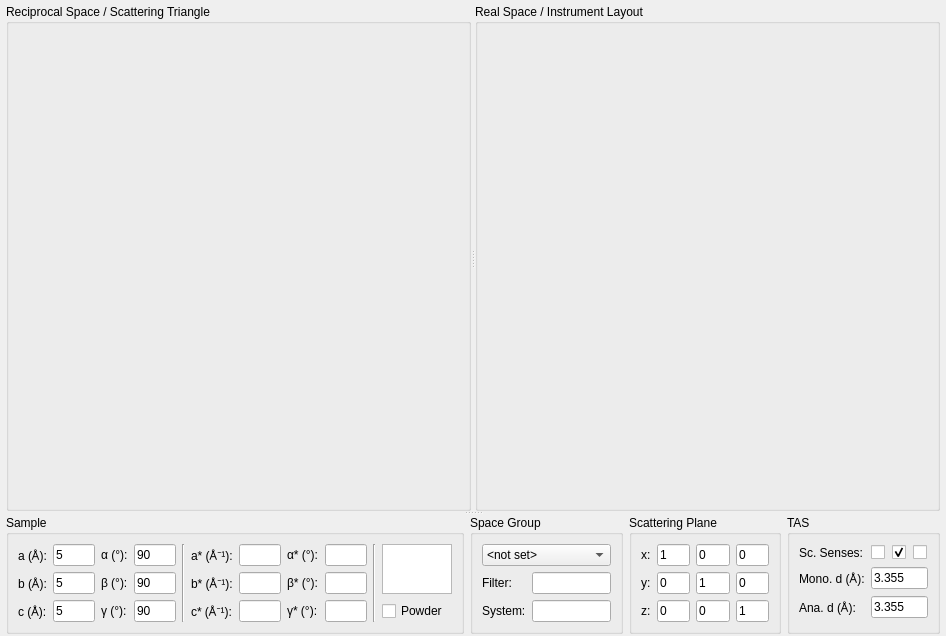
Above: ui/taz.ui from tweber-ill/frm_mirror-takin1 before the change. Below: the same form after it.
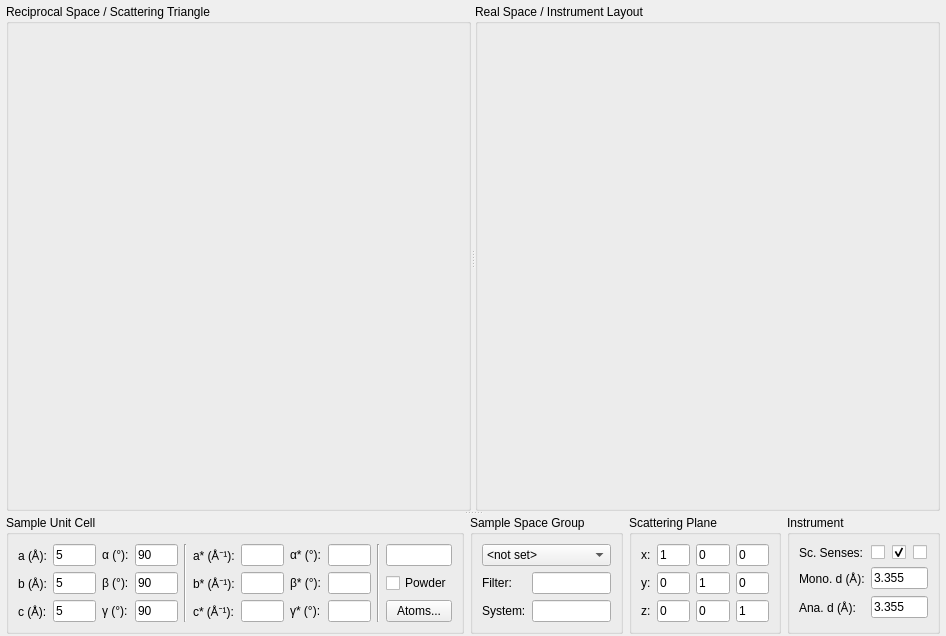
That is the form after the change.

Commit message: started with atom positions dialog

The edit to the form file:
```diff
--- a/ui/taz.ui
+++ b/ui/taz.ui
@@ -244,7 +244,7 @@
            </sizepolicy>
           </property>
           <property name="title">
-           <string>Sample</string>
+           <string>Sample Unit Cell</string>
           </property>
           <layout class="QGridLayout" name="gridLayout_4">
            <property name="bottomMargin">
@@ -422,19 +422,6 @@
              </property>
             </widget>
            </item>
-           <item row="0" column="12" rowspan="2">
-            <widget class="QPlainTextEdit" name="editDescr">
-             <property name="sizePolicy">
-              <sizepolicy hsizetype="Expanding" vsizetype="Ignored">
-               <horstretch>1</horstretch>
-               <verstretch>0</verstretch>
-              </sizepolicy>
-             </property>
-             <property name="horizontalScrollBarPolicy">
-              <enum>Qt::ScrollBarAlwaysOff</enum>
-             </property>
-            </widget>
-           </item>
            <item row="0" column="11" rowspan="3">
             <widget class="Line" name="line_2">
              <property name="orientation">
@@ -442,13 +429,42 @@
              </property>
             </widget>
            </item>
-           <item row="2" column="12">
+           <item row="0" column="12">
+            <widget class="QLineEdit" name="editDescr">
+             <property name="sizePolicy">
+              <sizepolicy hsizetype="Ignored" vsizetype="Fixed">
+               <horstretch>0</horstretch>
+               <verstretch>0</verstretch>
+              </sizepolicy>
+             </property>
+             <property name="text">
+              <string/>
+             </property>
+            </widget>
+           </item>
+           <item row="1" column="12">
             <widget class="QCheckBox" name="checkPowder">
              <property name="text">
               <string>Powder</string>
              </property>
             </widget>
            </item>
+           <item row="2" column="12">
+            <widget class="QPushButton" name="btnAtoms">
+             <property name="sizePolicy">
+              <sizepolicy hsizetype="Ignored" vsizetype="Fixed">
+               <horstretch>0</horstretch>
+               <verstretch>0</verstretch>
+              </sizepolicy>
+             </property>
+             <property name="text">
+              <string>Atoms...</string>
+             </property>
+             <property name="flat">
+              <bool>false</bool>
+             </property>
+            </widget>
+           </item>
           </layout>
          </widget>
         </item>
@@ -461,7 +477,7 @@
            </sizepolicy>
           </property>
           <property name="title">
-           <string>TAS</string>
+           <string>Instrument</string>
           </property>
           <layout class="QGridLayout" name="gridLayout">
            <item row="1" column="0">
@@ -541,7 +557,7 @@
            </sizepolicy>
           </property>
           <property name="title">
-           <string>Space Group</string>
+           <string>Sample Space Group</string>
           </property>
           <layout class="QGridLayout" name="gridLayout_7">
            <item row="0" column="0" colspan="2">
```
Left out of the diff: 21 changed lines with no effect on the pictures. The commit also changes 15 other files.
